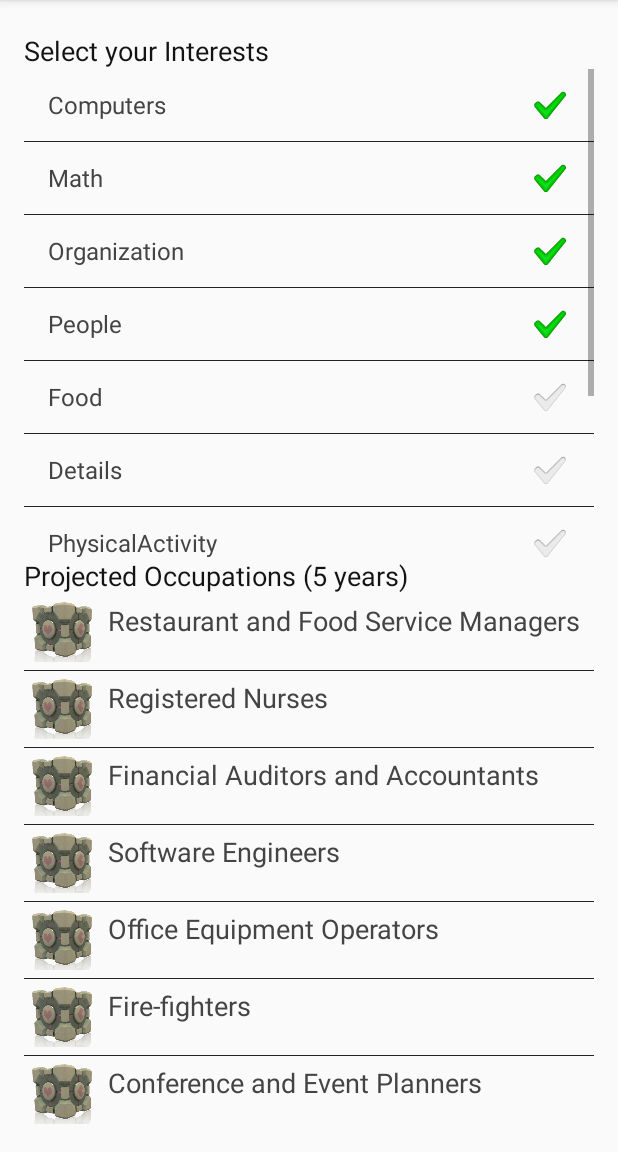
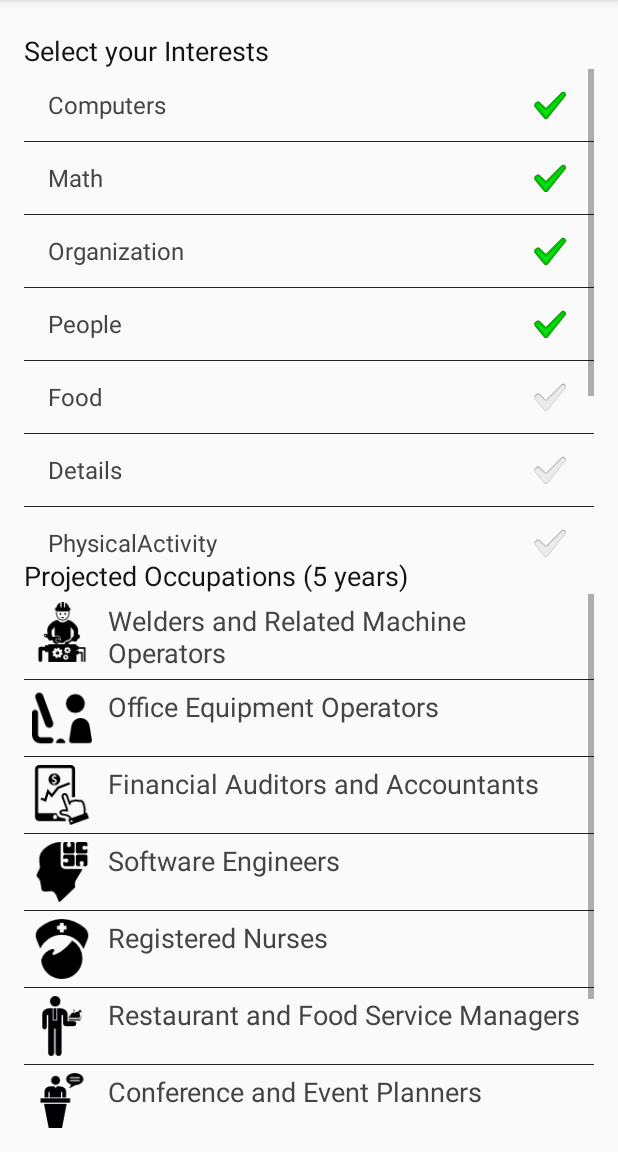
Before and after one commit to PolloDiablo/CODE, an Android app: the screen it shows after launch (MainActivity), after a tap on "People", on a phone screen of 412 x 824 dp, the part 84-1236 px from its top. Run offline under Robolectric (Android 15) with nearby library versions, the phone set to English and light mode, and no system bars; 3 other taps on this screen came first.

Commit message:
+Added occupation icons ++Added reference arrays to strings.xml +Edited CustomAdapter to match other Adapter function & formatting ++Also added the icon reference here +Edited JobsSelection.java : previously broken and now fixed the auto-complete

```diff
--- a/app/src/main/java/koders/country/cross/code/CustomAdapter.java
+++ b/app/src/main/java/koders/country/cross/code/CustomAdapter.java
@@ -1,6 +1,7 @@
 package koders.country.cross.code;
 
 import android.content.Context;
+import android.content.res.TypedArray;
 import android.graphics.Color;
 import android.view.LayoutInflater;
 import android.view.View;
@@ -9,35 +10,50 @@ import android.widget.ArrayAdapter;
 import android.widget.ImageView;
 import android.widget.TextView;
 import java.util.ArrayList;
-import koders.country.cross.code.dataapi.ConcreteDataProvider;
-import koders.country.cross.code.dataapi.DataProvider;
 
 class CustomAdapter extends ArrayAdapter<String> {
 
-    int picsSt[] = {R.drawable.cube,R.drawable.cube,R.drawable.cube,R.drawable.cube,R.drawable.cube,R.drawable.cube,R.drawable.cube,R.drawable.cube,R.drawable.cube,R.drawable.cube,R.drawable.cube};
-    int list;
+    private static class ViewHolder {
+        TextView occupationText;
+        ImageView occupationImage;
+        TypedArray img;
+    }
 
     CustomAdapter(Context context, int item, ArrayList<String> occupations) {
         super(context, R.layout.custom_row, occupations);
-        list = item;
-        //picsSt = pics;
     }
 
     @Override
     public View getView(int position, View convertView, ViewGroup parent) {
-        LayoutInflater lukesInflater = LayoutInflater.from(getContext());
-        View customView = lukesInflater.inflate(R.layout.custom_row, parent, false);
+
+        ViewHolder viewHolder;
+
+        if(convertView == null) {
+            viewHolder = new ViewHolder();
+            LayoutInflater inflater = LayoutInflater.from(getContext());
+            convertView = inflater.inflate(R.layout.custom_row, parent, false);
+            viewHolder.occupationText = (TextView) convertView.findViewById(R.id.arrayText);
+            viewHolder.occupationImage = (ImageView) convertView.findViewById(R.id.arrayImage);
+            convertView.setTag(viewHolder);
+        }else{
+            viewHolder = (ViewHolder) convertView.getTag();
+        }
+
+        viewHolder.img = convertView.getResources().obtainTypedArray(R.array.list_of_occupation_icons);
+        String[] occupations = convertView.getResources().getStringArray(R.array.list_of_occupations);
 
         String singleOccupation = getItem(position);
+        int i;
+        for(i=0; i<10; i++){
+            if(occupations[i].equals(singleOccupation)){
+                break;
+            }
+        }
+        viewHolder.occupationImage.setImageResource(viewHolder.img.getResourceId(i, -1));
+        viewHolder.occupationText.setText(singleOccupation);
+        viewHolder.occupationText.setTextColor(Color.DKGRAY);
 
-        TextView lukesText = (TextView) customView.findViewById(R.id.arrayText);
-        ImageView lukesImage = (ImageView) customView.findViewById(R.id.arrayImage);
 
-        lukesText.setText(singleOccupation);
-        lukesText.setTextColor(Color.DKGRAY);
-
-        lukesImage.setImageResource(picsSt[position]);
-
-        return customView;
+        return convertView;
     }
 }
--- a/app/src/main/java/koders/country/cross/code/InfoLinkAdapter.java
+++ b/app/src/main/java/koders/country/cross/code/InfoLinkAdapter.java
@@ -17,8 +17,6 @@ import koders.country.cross.code.dataapi.datatypes.InfoLink;
 
 class InfoLinkAdapter extends ArrayAdapter<InfoLink> {
 
-    protected int list;
-
     private static class ViewHolder {
         TextView urlTitle;
         TextView urlText;
@@ -26,7 +24,6 @@ class InfoLinkAdapter extends ArrayAdapter<InfoLink> {
 
     InfoLinkAdapter(Context context, int item, List<InfoLink> infoLinks) {
         super(context, R.layout.infolink_row, infoLinks);
-        list = item;
     }
 
     @Override
--- a/app/src/main/java/koders/country/cross/code/JobsSelection.java
+++ b/app/src/main/java/koders/country/cross/code/JobsSelection.java
@@ -129,6 +129,10 @@ public class JobsSelection extends ActionBarActivity implements ConnectionCallba
         lv = (ListView)findViewById(R.id.jobDetailsView );
 
         ila = new InfoLinkAdapter(getApplicationContext(), android.R.layout.simple_selectable_list_item, ail );
+        String[] countries = getResources().
+                getStringArray(R.array.list_of_cities);
+        ArrayAdapter adapter = new ArrayAdapter<>
+                (this,android.R.layout.simple_list_item_1,countries);
 
         lv.setAdapter( ila );
 
@@ -147,7 +151,7 @@ public class JobsSelection extends ActionBarActivity implements ConnectionCallba
 
         actv = (AutoCompleteTextView) findViewById(R.id.gpsAutoCompTextView);
 
-        //actv.setAdapter(adapter);
+        actv.setAdapter(adapter);
 
         mResultReceiver = new AddressResultReceiver(new Handler());
 
--- a/app/src/main/res/layout/custom_row.xml
+++ b/app/src/main/res/layout/custom_row.xml
@@ -3,11 +3,13 @@
     android:orientation="horizontal" android:layout_width="match_parent"
     android:layout_height="match_parent">
 
+    <!-- <div>Icons made by <a href="http://www.freepik.com" title="Freepik">Freepik</a> from <a href="http://www.flaticon.com" title="Flaticon">www.flaticon.com</a>         is licensed by <a href="http://creativecommons.org/licenses/by/3.0/" title="Creative Commons BY 3.0">CC BY 3.0</a></div> -->
+
     <ImageView
         android:layout_width="40dp"
         android:layout_height="40dp"
         android:id="@+id/arrayImage"
-        android:src="@drawable/cube"
+        android:src="@drawable/agriculture"
         android:layout_margin="5dp"
         android:nestedScrollingEnabled="true" />
 
--- a/app/src/main/res/values/arrays.xml
+++ b/app/src/main/res/values/arrays.xml
@@ -14,4 +14,5 @@
             <item >#FF59B1</item>
             <item >#FFFF00</item>
         </string-array>
+
 </resources>
--- a/app/src/main/res/values/strings.xml
+++ b/app/src/main/res/values/strings.xml
@@ -30,15 +30,27 @@
     <item >Edmonton</item>
     </string-array>
     <string-array name="list_of_occupation_icons">
-        <item>R.drawable.cube</item>
-        <item>R.drawable.cube</item>
-        <item>R.drawable.cube</item>
-        <item>R.drawable.cube</item>
-        <item>R.drawable.cube</item>
-        <item>R.drawable.cube</item>
-        <item>R.drawable.cube</item>
-        <item>R.drawable.cube</item>
-        <item>R.drawable.cube</item>
-        <item>R.drawable.cube</item>
+        <item>@drawable/agriculture</item>
+        <item>@drawable/conference</item>
+        <item>@drawable/dietitian</item>
+        <item>@drawable/financial</item>
+        <item>@drawable/fire</item>
+        <item>@drawable/nurse</item>
+        <item>@drawable/office</item>
+        <item>@drawable/restaurant</item>
+        <item>@drawable/software</item>
+        <item>@drawable/welders</item>
+    </string-array>
+    <string-array name="list_of_occupations">
+        <item>Agriculture And Horticulture Workers</item>
+        <item>Conference and Event Planners</item>
+        <item>Dietitians and Nutritionists</item>
+        <item>Financial Auditors and Accountants</item>
+        <item>Fire-fighters</item>
+        <item>Registered Nurses</item>
+        <item>Office Equipment Operators</item>
+        <item>Restaurant and Food Service Managers</item>
+        <item>Software Engineers</item>
+        <item>Welders and Related Machine Operators</item>
     </string-array>
 </resources>
```
Also changed, not shown: app/src/main/res/drawable-hdpi/agriculture.png (added), app/src/main/res/drawable-hdpi/conference.png (added), app/src/main/res/drawable-hdpi/cube.png (deleted), app/src/main/res/drawable-hdpi/dietitian.png (added), app/src/main/res/drawable-hdpi/financial.png (added), app/src/main/res/drawable-hdpi/fire.png (added), app/src/main/res/drawable-hdpi/nurse.png (added), app/src/main/res/drawable-hdpi/office.png (added), app/src/main/res/drawable-hdpi/restaurant.png (added), app/src/main/res/drawable-hdpi/software.png (added), app/src/main/res/drawable-hdpi/welders.png (added).
